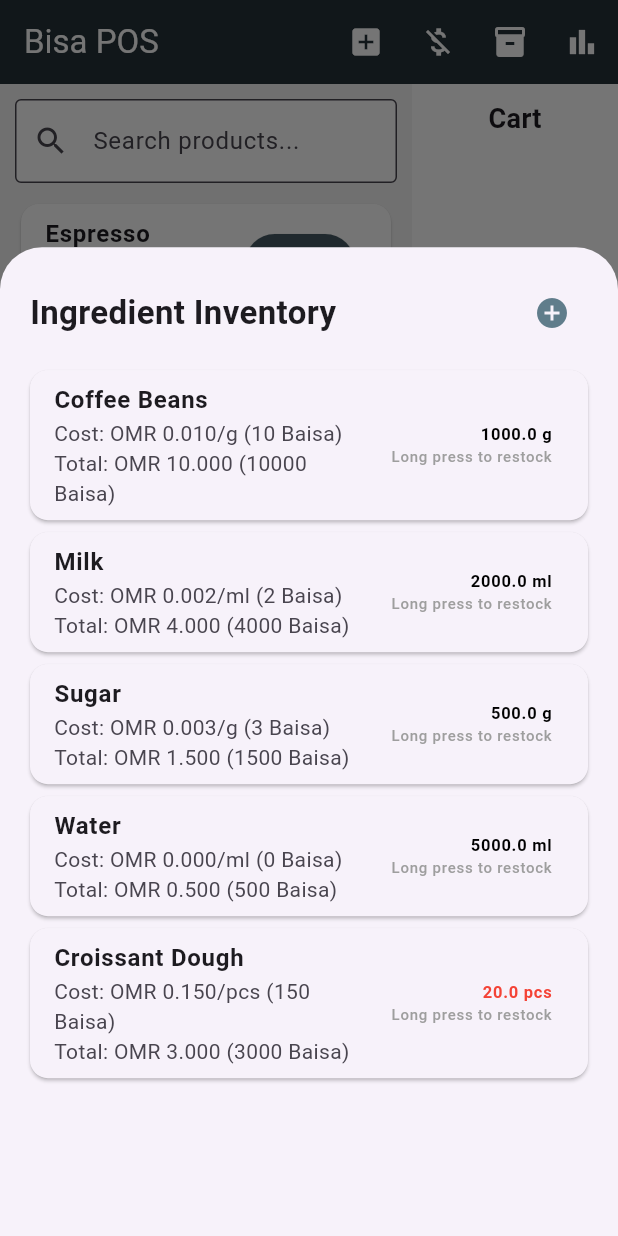
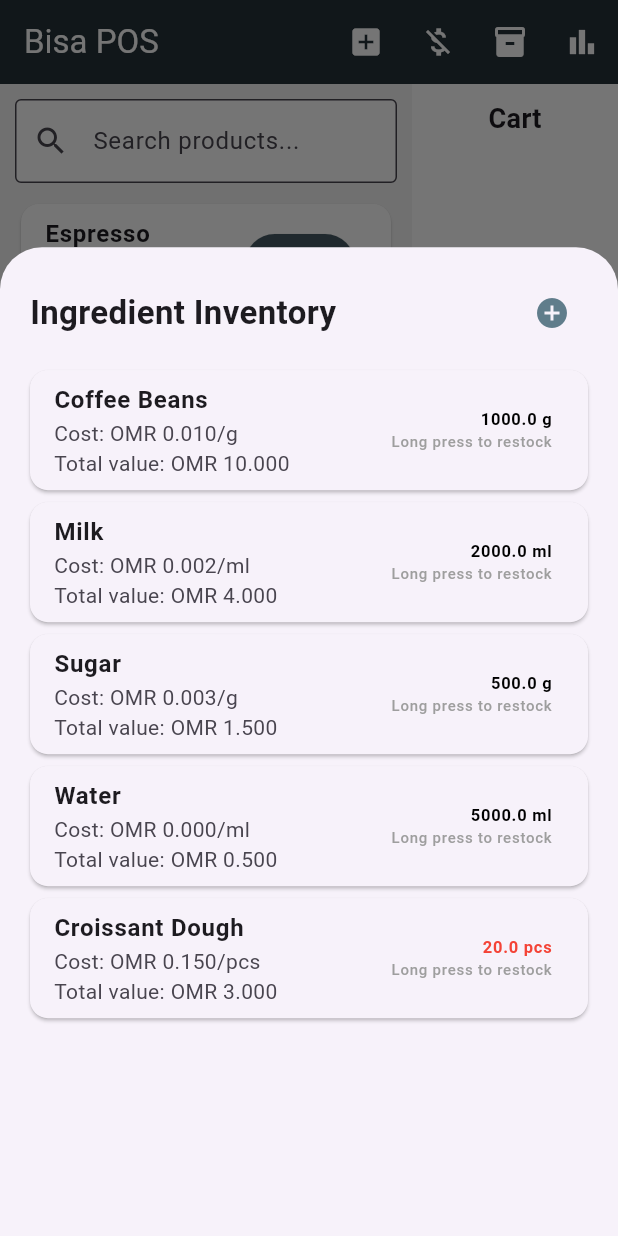
Before and after one commit to Lama-oman/bisa-pos, a Flutter app: the screen it shows after launch, after a tap on the "inventory" icon, on a phone screen of 412 x 824 dp. Run offline on Flutter 3.47's test engine with Material 3 defaults, Android fonts, the phone set to English and light mode, and no system bars.

Commit message:
Show OMR with 3 decimal places (e.g., 7.000, 0.900)

```diff
--- a/lib/main.dart
+++ b/lib/main.dart
@@ -1,14 +1,9 @@
 import 'package:flutter/material.dart';
 
-String formatOMR(double amount) {
-  // Format as OMR with 3 decimal places (for Baisa precision)
+String formatCurrency(double amount) {
+  // Format as OMR with 3 decimal places (for Baisa precision: 1 OMR = 1000 Baisa)
+  // Example: 7 → OMR 7.000, 0.9 → OMR 0.900
   return 'OMR ${amount.toStringAsFixed(3)}';
-}
-
-String formatBaisa(double amount) {
-  // Convert OMR to Baisa (1 OMR = 1000 Baisa)
-  final baisa = (amount * 1000).toInt();
-  return '$baisa Baisa';
 }
 
 void main() {
@@ -221,8 +216,8 @@ class _PosHomePageState extends State<PosHomePage> {
                   child: ListTile(
                     title: Text(ing.name, style: const TextStyle(fontWeight: FontWeight.bold)),
                     subtitle: Text(
-                      'Cost: ${formatOMR(ing.purchasePrice)}/${ing.unit} (${formatBaisa(ing.purchasePrice)})\n'
-                      'Total: ${formatOMR(ing.totalCost)} (${formatBaisa(ing.totalCost)})'
+                      'Cost: ${formatCurrency(ing.purchasePrice)}/${ing.unit}\n'
+                      'Total value: ${formatCurrency(ing.totalCost)}'
                     ),
                     trailing: Column(
                       mainAxisAlignment: MainAxisAlignment.center,
@@ -291,7 +286,7 @@ class _PosHomePageState extends State<PosHomePage> {
                   SnackBar(
                     content: Text(
                       '${nameController.text} added!\n'
-                      'Cost: ${formatOMR(pricePerUnit)} per ${unitController.text} (${formatBaisa(pricePerUnit)})'
+                      'Cost: ${formatCurrency(pricePerUnit)} per ${unitController.text}'
                     ),
                   ),
                 );
@@ -316,8 +311,8 @@ class _PosHomePageState extends State<PosHomePage> {
           children: [
             Text(
               'Current stock: ${ing.stock.toStringAsFixed(1)} ${ing.unit}\n'
-              'Avg cost: ${formatOMR(ing.purchasePrice)} per ${ing.unit} (${formatBaisa(ing.purchasePrice)})\n'
-              'Total value: ${formatOMR(ing.totalCost)} (${formatBaisa(ing.totalCost)})',
+              'Avg cost: ${formatCurrency(ing.purchasePrice)} per ${ing.unit}\n'
+              'Total value: ${formatCurrency(ing.totalCost)}',
               style: const TextStyle(fontSize: 12, color: Colors.grey),
             ),
             const SizedBox(height: 10),
@@ -355,8 +350,8 @@ class _PosHomePageState extends State<PosHomePage> {
                 ScaffoldMessenger.of(context).showSnackBar(
                   SnackBar(
                     content: Text(
-                      'Added ${amount.toStringAsFixed(1)} ${ing.unit} for ${formatOMR(totalCostOfBatch)} (${formatBaisa(totalCostOfBatch)}).\n'
-                      'New avg: ${formatOMR(ing.purchasePrice)} per ${ing.unit} (${formatBaisa(ing.purchasePrice)})'
+                      'Added ${amount.toStringAsFixed(1)} ${ing.unit} for ${formatCurrency(totalCostOfBatch)}.\n'
+                      'New avg: ${formatCurrency(ing.purchasePrice)} per ${ing.unit}'
                     ),
                   ),
                 );
```
